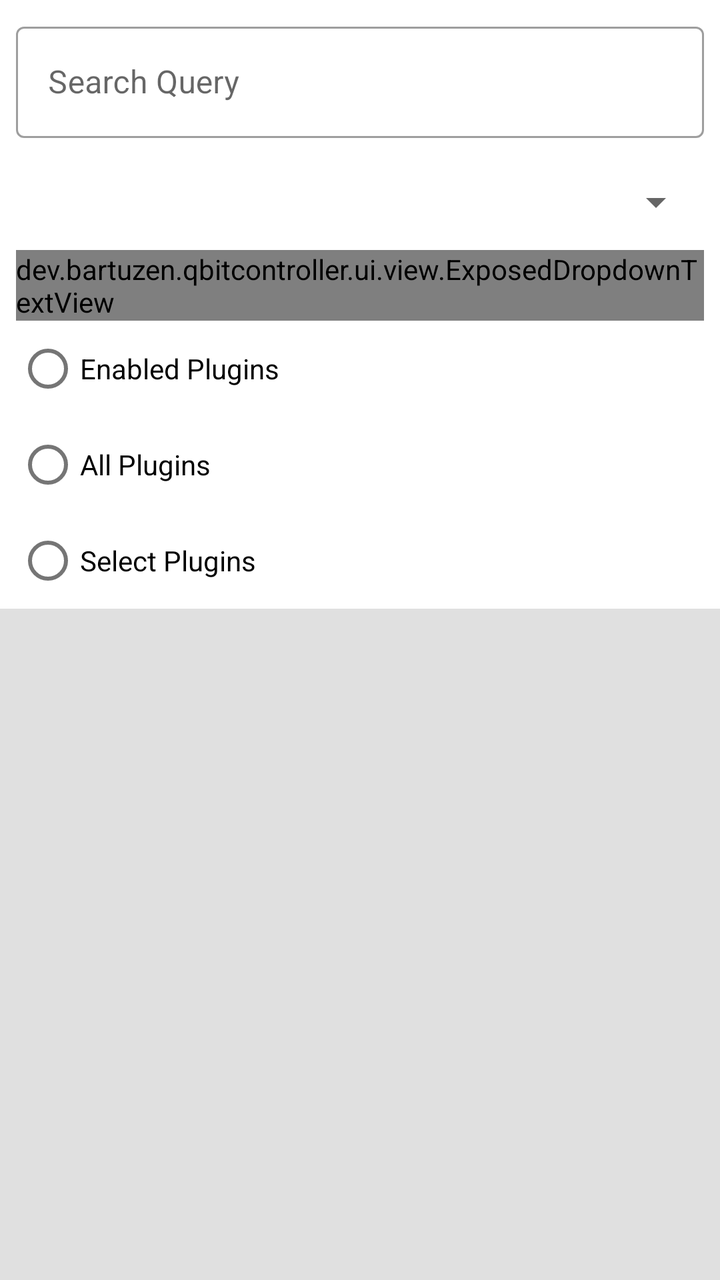
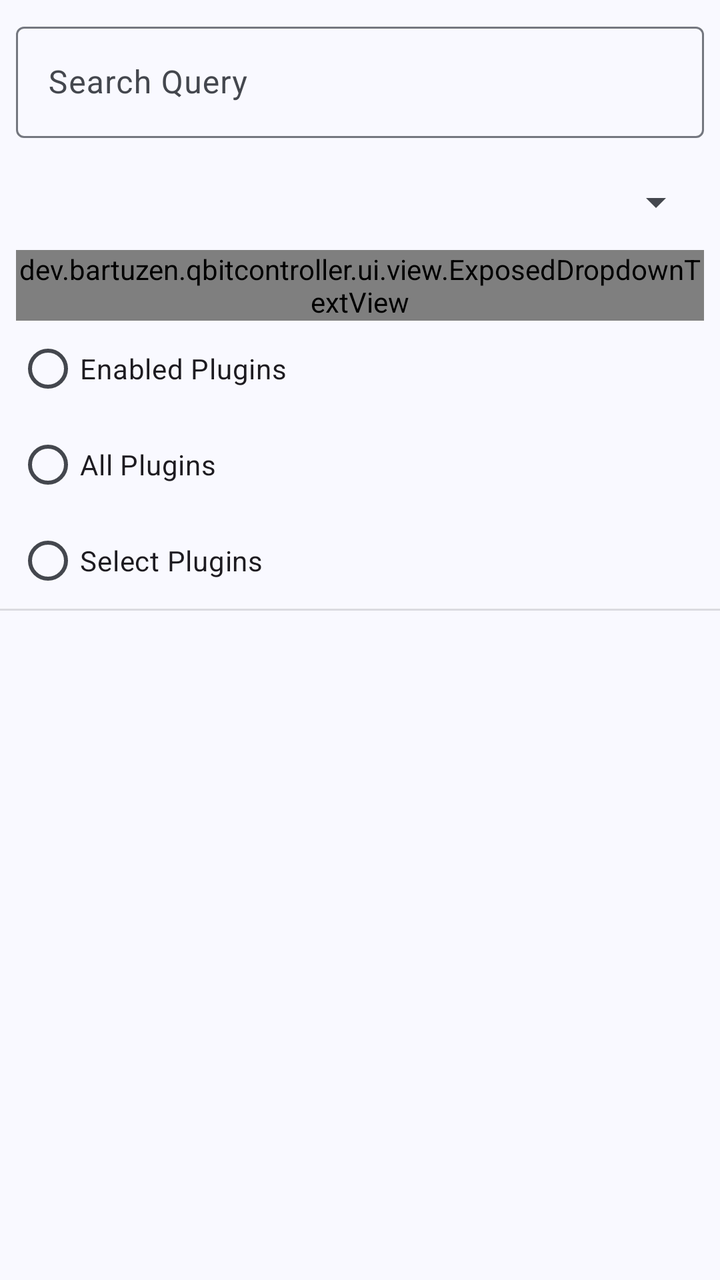

Screens rendered from an Android XML layout before and after an edit, with the pre-edit source and the edit as a unified diff.
<!-- AndroidManifest.xml: application theme AppTheme -->
<!-- res/layout/item_search_start_header.xml -->
<?xml version="1.0" encoding="utf-8"?>
<LinearLayout xmlns:android="http://schemas.android.com/apk/res/android"
    xmlns:tools="http://schemas.android.com/tools"
    android:layout_width="match_parent"
    android:layout_height="wrap_content"
    android:orientation="vertical">

    <com.google.android.material.textfield.TextInputLayout
        android:id="@+id/input_layout_query"
        style="@style/Widget.MaterialComponents.TextInputLayout.OutlinedBox"
        android:layout_width="match_parent"
        android:layout_height="wrap_content"
        android:layout_marginHorizontal="8dp"
        android:layout_marginTop="8dp">

        <com.google.android.material.textfield.TextInputEditText
            android:layout_width="match_parent"
            android:layout_height="wrap_content"
            android:hint="@string/search_start_query"
            android:inputType="text" />

    </com.google.android.material.textfield.TextInputLayout>

    <com.google.android.material.textfield.TextInputLayout
        style="@style/Widget.MaterialComponents.TextInputLayout.OutlinedBox.ExposedDropdownMenu"
        android:layout_width="match_parent"
        android:layout_height="wrap_content"
        android:layout_marginHorizontal="8dp"
        android:layout_marginTop="8dp"
        android:hint="@string/search_start_category">

        <dev.bartuzen.qbitcontroller.ui.view.ExposedDropdownTextView
            android:id="@+id/dropdown_category"
            android:layout_width="match_parent"
            android:layout_height="wrap_content" />

    </com.google.android.material.textfield.TextInputLayout>

    <RadioGroup
        android:id="@+id/radio_group_plugin"
        android:layout_width="match_parent"
        android:layout_height="wrap_content"
        android:layout_marginHorizontal="8dp">

        <RadioButton
            android:id="@+id/radio_plugins_enabled"
            android:layout_width="match_parent"
            android:layout_height="wrap_content"
            android:text="@string/search_start_plugins_enabled" />

        <RadioButton
            android:id="@+id/radio_plugins_all"
            android:layout_width="match_parent"
            android:layout_height="wrap_content"
            android:text="@string/search_start_plugins_all" />

        <RadioButton
            android:id="@+id/radio_plugins_select"
            android:layout_width="match_parent"
            android:layout_height="wrap_content"
            android:text="@string/search_start_plugins_select" />

    </RadioGroup>

    <View
        android:layout_width="match_parent"
        android:layout_height="wrap_content"
        android:background="?android:attr/listDivider"
        tools:visibility="gone" />

</LinearLayout>
<!-- resources referenced by this layout -->
<resources>
  <style name="AppTheme" parent="Theme.MaterialComponents.DayNight.NoActionBar">
          <item name="colorPrimary">@color/color_primary</item>
          <item name="colorPrimaryDark">@color/color_primary_dark</item>
          <item name="colorPrimaryVariant">@color/color_primary_variant</item>
          <item name="colorOnPrimary">@color/color_on_primary</item>
  
          <item name="colorSecondary">@color/color_secondary</item>
          <item name="colorSecondaryVariant">@color/color_secondary_variant</item>
          <item name="colorOnSecondary">@color/color_on_secondary</item>
  
          <item name="windowActionModeOverlay">true</item>
          <item name="actionBarTheme">@style/AppTheme.ToolbarOverlay</item>
  
          <item name="android:textAlignment">viewStart</item>
  
          <item name="snackbarTextViewStyle">@style/AppTheme.SnackbarTextViewStyle</item>
  
          <item name="android:statusBarColor">@color/status_bar_color</item>
          <item name="android:navigationBarColor">@color/navigation_bar_color</item>
      </style>
  <color name="color_primary">#03A9F4</color>
  <color name="color_primary_dark">#007AC1</color>
  <color name="color_primary_variant">#007AC1</color>
  <color name="color_on_primary">#FFFFFF</color>
  <color name="color_secondary">#FFB300</color>
  <color name="color_secondary_variant">#C68400</color>
  <color name="color_on_secondary">#000000</color>
  <style name="AppTheme.ToolbarOverlay" parent="ThemeOverlay.MaterialComponents.Dark.ActionBar" />
  <style name="AppTheme.SnackbarTextViewStyle" parent="Widget.MaterialComponents.Snackbar.TextView">
          <item name="android:maxLines">15</item>
      </style>
  <color name="status_bar_color">@color/color_primary</color>
  <color name="navigation_bar_color">@android:color/transparent</color>
  <!-- unchanged entries left out for length: 5 -->
</resources>

<!-- the commit's change to res/layout/item_search_start_header.xml (unified diff, before → after) -->
@@ -7,7 +7,7 @@
 
     <com.google.android.material.textfield.TextInputLayout
         android:id="@+id/input_layout_query"
-        style="@style/Widget.MaterialComponents.TextInputLayout.OutlinedBox"
+        style="@style/Widget.Material3.TextInputLayout.OutlinedBox"
         android:layout_width="match_parent"
         android:layout_height="wrap_content"
         android:layout_marginHorizontal="8dp"
@@ -22,7 +22,7 @@
     </com.google.android.material.textfield.TextInputLayout>
 
     <com.google.android.material.textfield.TextInputLayout
-        style="@style/Widget.MaterialComponents.TextInputLayout.OutlinedBox.ExposedDropdownMenu"
+        style="@style/Widget.Material3.TextInputLayout.OutlinedBox.ExposedDropdownMenu"
         android:layout_width="match_parent"
         android:layout_height="wrap_content"
         android:layout_marginHorizontal="8dp"
@@ -64,8 +64,8 @@
 
     <View
         android:layout_width="match_parent"
-        android:layout_height="wrap_content"
-        android:background="?android:attr/listDivider"
+        android:layout_height="1dp"
+        android:background="?android:listDivider"
         tools:visibility="gone" />
 
 </LinearLayout>
<!-- resource entries referenced after the edit -->
@@ -1,38 +1,107 @@
 <!-- resources referenced by this layout -->
 <resources>
-  <style name="AppTheme" parent="Theme.MaterialComponents.DayNight.NoActionBar">
-          <item name="colorPrimary">@color/color_primary</item>
-          <item name="colorPrimaryDark">@color/color_primary_dark</item>
-          <item name="colorPrimaryVariant">@color/color_primary_variant</item>
-          <item name="colorOnPrimary">@color/color_on_primary</item>
+  <style name="AppTheme" parent="Theme.Material3.DayNight.NoActionBar">
+          <item name="colorPrimary">@color/md_theme_primary</item>
+          <item name="colorOnPrimary">@color/md_theme_onPrimary</item>
+          <item name="colorPrimaryContainer">@color/md_theme_primaryContainer</item>
+          <item name="colorOnPrimaryContainer">@color/md_theme_onPrimaryContainer</item>
+          <item name="colorSecondary">@color/md_theme_secondary</item>
+          <item name="colorOnSecondary">@color/md_theme_onSecondary</item>
+          <item name="colorSecondaryContainer">@color/md_theme_secondaryContainer</item>
+          <item name="colorOnSecondaryContainer">@color/md_theme_onSecondaryContainer</item>
+          <item name="colorTertiary">@color/md_theme_tertiary</item>
+          <item name="colorOnTertiary">@color/md_theme_onTertiary</item>
+          <item name="colorTertiaryContainer">@color/md_theme_tertiaryContainer</item>
+          <item name="colorOnTertiaryContainer">@color/md_theme_onTertiaryContainer</item>
+          <item name="colorError">@color/md_theme_error</item>
+          <item name="colorOnError">@color/md_theme_onError</item>
+          <item name="colorErrorContainer">@color/md_theme_errorContainer</item>
+          <item name="colorOnErrorContainer">@color/md_theme_onErrorContainer</item>
+          <item name="android:colorBackground">@color/md_theme_background</item>
+          <item name="colorOnBackground">@color/md_theme_onBackground</item>
+          <item name="colorSurface">@color/md_theme_surface</item>
+          <item name="colorOnSurface">@color/md_theme_onSurface</item>
+          <item name="colorSurfaceVariant">@color/md_theme_surfaceVariant</item>
+          <item name="colorOnSurfaceVariant">@color/md_theme_onSurfaceVariant</item>
+          <item name="colorOutline">@color/md_theme_outline</item>
+          <item name="colorOutlineVariant">@color/md_theme_outlineVariant</item>
+          <item name="colorSurfaceInverse">@color/md_theme_inverseSurface</item>
+          <item name="colorOnSurfaceInverse">@color/md_theme_inverseOnSurface</item>
+          <item name="colorPrimaryInverse">@color/md_theme_inversePrimary</item>
+          <item name="colorPrimaryFixed">@color/md_theme_primaryFixed</item>
+          <item name="colorOnPrimaryFixed">@color/md_theme_onPrimaryFixed</item>
+          <item name="colorPrimaryFixedDim">@color/md_theme_primaryFixedDim</item>
+          <item name="colorOnPrimaryFixedVariant">@color/md_theme_onPrimaryFixedVariant</item>
+          <item name="colorSecondaryFixed">@color/md_theme_secondaryFixed</item>
+          <item name="colorOnSecondaryFixed">@color/md_theme_onSecondaryFixed</item>
+          <item name="colorSecondaryFixedDim">@color/md_theme_secondaryFixedDim</item>
+          <item name="colorOnSecondaryFixedVariant">@color/md_theme_onSecondaryFixedVariant</item>
+          <item name="colorTertiaryFixed">@color/md_theme_tertiaryFixed</item>
+          <item name="colorOnTertiaryFixed">@color/md_theme_onTertiaryFixed</item>
+          <item name="colorTertiaryFixedDim">@color/md_theme_tertiaryFixedDim</item>
+          <item name="colorOnTertiaryFixedVariant">@color/md_theme_onTertiaryFixedVariant</item>
+          <item name="colorSurfaceDim">@color/md_theme_surfaceDim</item>
+          <item name="colorSurfaceBright">@color/md_theme_surfaceBright</item>
+          <item name="colorSurfaceContainerLowest">@color/md_theme_surfaceContainerLowest</item>
+          <item name="colorSurfaceContainerLow">@color/md_theme_surfaceContainerLow</item>
+          <item name="colorSurfaceContainer">@color/md_theme_surfaceContainer</item>
+          <item name="colorSurfaceContainerHigh">@color/md_theme_surfaceContainerHigh</item>
+          <item name="colorSurfaceContainerHighest">@color/md_theme_surfaceContainerHighest</item>
   
-          <item name="colorSecondary">@color/color_secondary</item>
-          <item name="colorSecondaryVariant">@color/color_secondary_variant</item>
-          <item name="colorOnSecondary">@color/color_on_secondary</item>
+          <item name="materialCardViewStyle">@style/Widget.Material3.CardView.Elevated</item>
+          <item name="snackbarTextViewStyle">@style/AppTheme.SnackbarTextViewStyle</item>
   
           <item name="windowActionModeOverlay">true</item>
-          <item name="actionBarTheme">@style/AppTheme.ToolbarOverlay</item>
-  
-          <item name="android:textAlignment">viewStart</item>
-  
-          <item name="snackbarTextViewStyle">@style/AppTheme.SnackbarTextViewStyle</item>
-  
-          <item name="android:statusBarColor">@color/status_bar_color</item>
-          <item name="android:navigationBarColor">@color/navigation_bar_color</item>
       </style>
-  <color name="color_primary">#03A9F4</color>
-  <color name="color_primary_dark">#007AC1</color>
-  <color name="color_primary_variant">#007AC1</color>
-  <color name="color_on_primary">#FFFFFF</color>
-  <color name="color_secondary">#FFB300</color>
-  <color name="color_secondary_variant">#C68400</color>
-  <color name="color_on_secondary">#000000</color>
-  <style name="AppTheme.ToolbarOverlay" parent="ThemeOverlay.MaterialComponents.Dark.ActionBar" />
-  <style name="AppTheme.SnackbarTextViewStyle" parent="Widget.MaterialComponents.Snackbar.TextView">
+  <color name="md_theme_primary">#415F91</color>
+  <color name="md_theme_onPrimary">#FFFFFF</color>
+  <color name="md_theme_primaryContainer">#D6E3FF</color>
+  <color name="md_theme_onPrimaryContainer">#001B3E</color>
+  <color name="md_theme_secondary">#565F71</color>
+  <color name="md_theme_onSecondary">#FFFFFF</color>
+  <color name="md_theme_secondaryContainer">#DAE2F9</color>
+  <color name="md_theme_onSecondaryContainer">#131C2B</color>
+  <color name="md_theme_tertiary">#705575</color>
+  <color name="md_theme_onTertiary">#FFFFFF</color>
+  <color name="md_theme_tertiaryContainer">#FAD8FD</color>
+  <color name="md_theme_onTertiaryContainer">#28132E</color>
+  <color name="md_theme_error">#BA1A1A</color>
+  <color name="md_theme_onError">#FFFFFF</color>
+  <color name="md_theme_errorContainer">#FFDAD6</color>
+  <color name="md_theme_onErrorContainer">#410002</color>
+  <color name="md_theme_background">#F9F9FF</color>
+  <color name="md_theme_onBackground">#191C20</color>
+  <color name="md_theme_surface">#F9F9FF</color>
+  <color name="md_theme_onSurface">#191C20</color>
+  <color name="md_theme_surfaceVariant">#E0E2EC</color>
+  <color name="md_theme_onSurfaceVariant">#44474E</color>
+  <color name="md_theme_outline">#74777F</color>
+  <color name="md_theme_outlineVariant">#C4C6D0</color>
+  <color name="md_theme_inverseSurface">#2E3036</color>
+  <color name="md_theme_inverseOnSurface">#F0F0F7</color>
+  <color name="md_theme_inversePrimary">#AAC7FF</color>
+  <color name="md_theme_primaryFixed">#D6E3FF</color>
+  <color name="md_theme_onPrimaryFixed">#001B3E</color>
+  <color name="md_theme_primaryFixedDim">#AAC7FF</color>
+  <color name="md_theme_onPrimaryFixedVariant">#284777</color>
+  <color name="md_theme_secondaryFixed">#DAE2F9</color>
+  <color name="md_theme_onSecondaryFixed">#131C2B</color>
+  <color name="md_theme_secondaryFixedDim">#BEC6DC</color>
+  <color name="md_theme_onSecondaryFixedVariant">#3E4759</color>
+  <color name="md_theme_tertiaryFixed">#FAD8FD</color>
+  <color name="md_theme_onTertiaryFixed">#28132E</color>
+  <color name="md_theme_tertiaryFixedDim">#DDBCE0</color>
+  <color name="md_theme_onTertiaryFixedVariant">#573E5C</color>
+  <color name="md_theme_surfaceDim">#D9D9E0</color>
+  <color name="md_theme_surfaceBright">#F9F9FF</color>
+  <color name="md_theme_surfaceContainerLowest">#FFFFFF</color>
+  <color name="md_theme_surfaceContainerLow">#F3F3FA</color>
+  <color name="md_theme_surfaceContainer">#EDEDF4</color>
+  <color name="md_theme_surfaceContainerHigh">#E7E8EE</color>
+  <color name="md_theme_surfaceContainerHighest">#E2E2E9</color>
+  <style name="AppTheme.SnackbarTextViewStyle" parent="Widget.Material3.Snackbar.TextView">
           <item name="android:maxLines">15</item>
       </style>
-  <color name="status_bar_color">@color/color_primary</color>
-  <color name="navigation_bar_color">@android:color/transparent</color>
   <!-- unchanged entries left out for length: 5 -->
 </resources>
 
